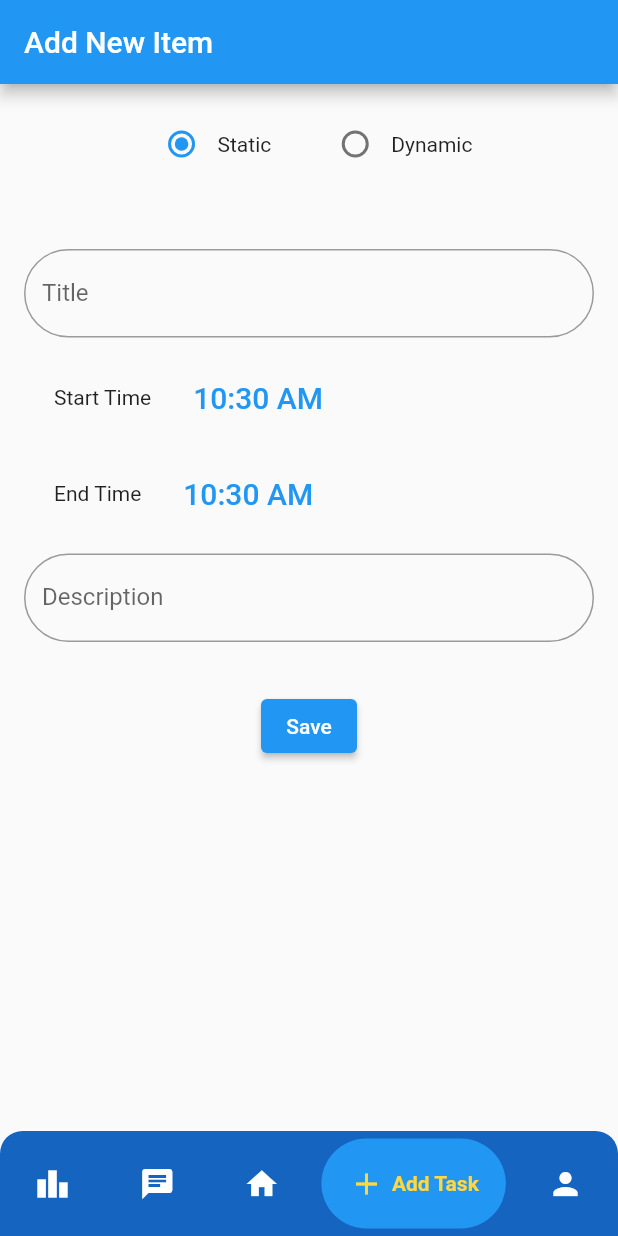
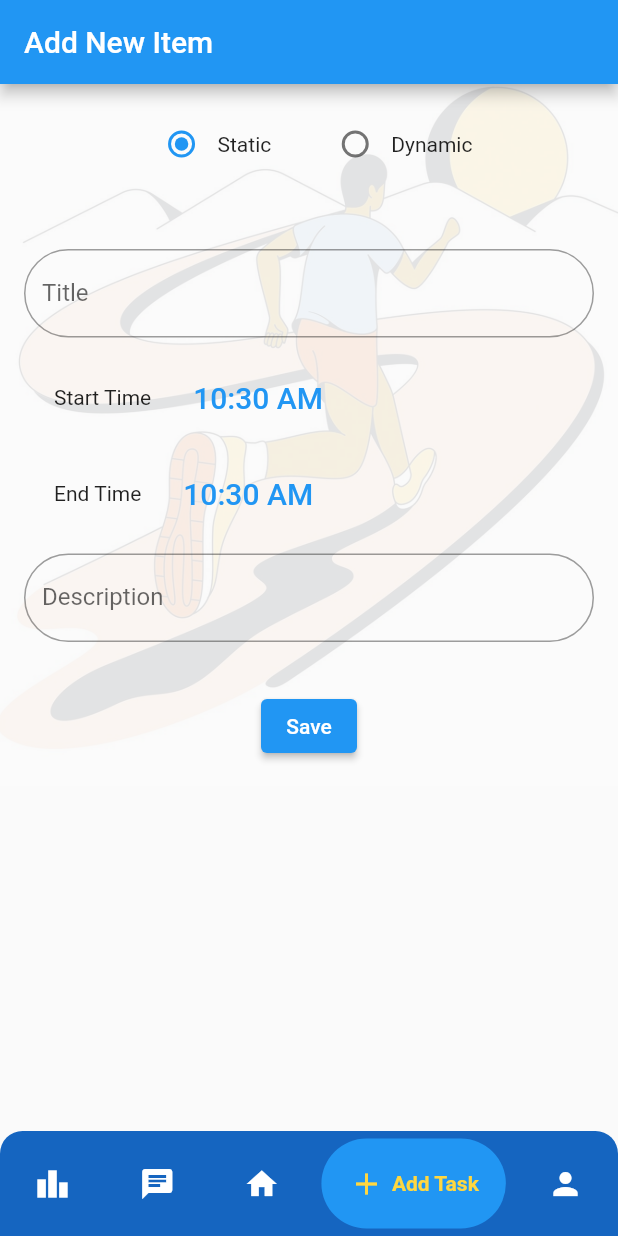
Before and after one commit to abhyas132/Zenith, a Flutter app: the screen it shows after launch, item 4 of the bottom bar chosen, on a phone screen of 412 x 824 dp. Run offline on Flutter 3.47's test engine with Material 2 defaults, Android fonts, the phone set to English and light mode, and no system bars; drawn by our look-alikes of google_nav_bar; our stand-ins replace chips_choice_null_safety, flutter_datetime_picker, google_fonts, percent_indicator.

Commit message:
ui optimize

```diff
--- a/frontend/flutter/lib/pages/form_page.dart
+++ b/frontend/flutter/lib/pages/form_page.dart
@@ -125,7 +125,15 @@
       appBar: AppBar(
         title: Text('Add New Item'),
       ),
-      body: Padding(
+      body: Container(
+        decoration: BoxDecoration(
+          image: DecorationImage(
+            image: AssetImage("assets/background2.jpg"),
+            opacity: 0.1,
+            fit: BoxFit.cover,
+          ),
+        ),
+        child: Padding(
           padding: const EdgeInsets.all(16.0),
           child: SingleChildScrollView(
             child: Column(
@@ -160,6 +168,7 @@
                 SizedBox(height: 16),
                 _isStatic ? _buildStaticForm() : _buildDynamicForm(),
               ],
+            ),
           ),
         ),
       ),
--- a/frontend/flutter/pubspec.yaml
+++ b/frontend/flutter/pubspec.yaml
@@ -54,9 +54,8 @@
   # the material Icons class.
   uses-material-design: true
   # To add assets to your application, add an assets section, like this:
-  # assets:
-  #   - images/a_dot_burr.jpeg
-  #   - images/a_dot_ham.jpeg
+  assets:
+    - assets/
   # An image asset can refer to one or more resolution-specific "variants", see
   # https://flutter.dev/assets-and-images/#resolution-aware
   # For details regarding adding assets from package dependencies, see
```
Also changed, not shown: frontend/flutter/assets/background1.jpg (added), frontend/flutter/assets/background2.jpg (added), frontend/flutter/assets/background2.png (added), frontend/flutter/assets/background3.jpg (added), 3 other files. Lines whose indentation alone changed are shown as unchanged.
